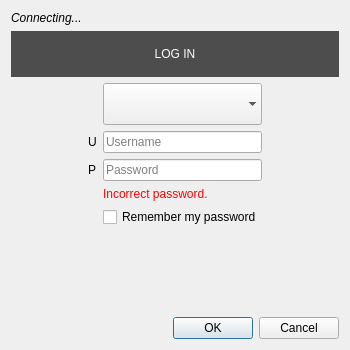
Before: the Qt Designer form src/desktop/ui/logindialog.ui in drawpile/Drawpile, drawn with Qt 5.
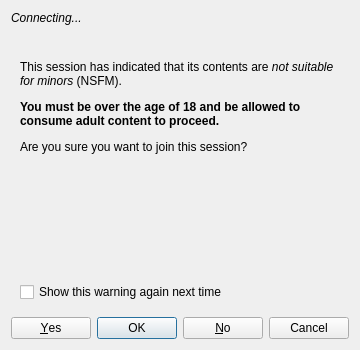
After: the same form once the commit is applied. The open tabs and pages were chosen to show the change. Icons and pictures are not drawn. Custom widgets are drawn as their Qt base class.

Commit message:
Show a warning when joining an NSFM session
Because if you're given an invite link or aren't too attentive, you
might not notice that you're joining something potentially salacious.
This warning can be shut off directly in the dialog or in the parental
control settings.

The edit to the form file:
```diff
--- a/src/desktop/ui/logindialog.ui
+++ b/src/desktop/ui/logindialog.ui
@@ -435,12 +435,59 @@
        </item>
       </layout>
      </widget>
+     <widget class="QWidget" name="nsfmConfirmPage">
+      <layout class="QVBoxLayout" name="nsfmConfirmLayout">
+       <item>
+        <widget class="QLabel" name="nsfmConfirmTitle">
+         <property name="textFormat">
+          <enum>Qt::RichText</enum>
+         </property>
+         <property name="wordWrap">
+          <bool>true</bool>
+         </property>
+        </widget>
+       </item>
+       <item>
+        <widget class="QLabel" name="nsfmConfirmLabel">
+         <property name="text">
+          <string>&lt;p&gt;This session has indicated that its contents are &lt;em&gt;not suitable for minors&lt;/em&gt; (NSFM).&lt;/p&gt;&lt;p&gt;&lt;strong&gt;You must be over the age of 18 and be allowed to consume adult content to proceed.&lt;/strong&gt;&lt;/p&gt;&lt;p&gt;Are you sure you want to join this session?&lt;/p&gt;</string>
+         </property>
+         <property name="textFormat">
+          <enum>Qt::RichText</enum>
+         </property>
+         <property name="wordWrap">
+          <bool>true</bool>
+         </property>
+        </widget>
+       </item>
+       <item>
+        <spacer name="nsfmConfirmSpacer">
+         <property name="orientation">
+          <enum>Qt::Vertical</enum>
+         </property>
+         <property name="sizeHint" stdset="0">
+          <size>
+           <width>20</width>
+           <height>0</height>
+          </size>
+         </property>
+        </spacer>
+       </item>
+       <item>
+        <widget class="QCheckBox" name="nsfmConfirmAgainBox">
+         <property name="text">
+          <string>Show this warning again next time</string>
+         </property>
+        </widget>
+       </item>
+      </layout>
+     </widget>
     </widget>
    </item>
    <item>
     <widget class="QDialogButtonBox" name="buttonBox">
      <property name="standardButtons">
-      <set>QDialogButtonBox::Cancel|QDialogButtonBox::Ok</set>
+      <set>QDialogButtonBox::Cancel|QDialogButtonBox::No|QDialogButtonBox::Ok|QDialogButtonBox::Yes</set>
      </property>
     </widget>
    </item>
```
Left out of the diff: 19 changed lines with no effect on the pictures. The commit also changes 6 other files.
